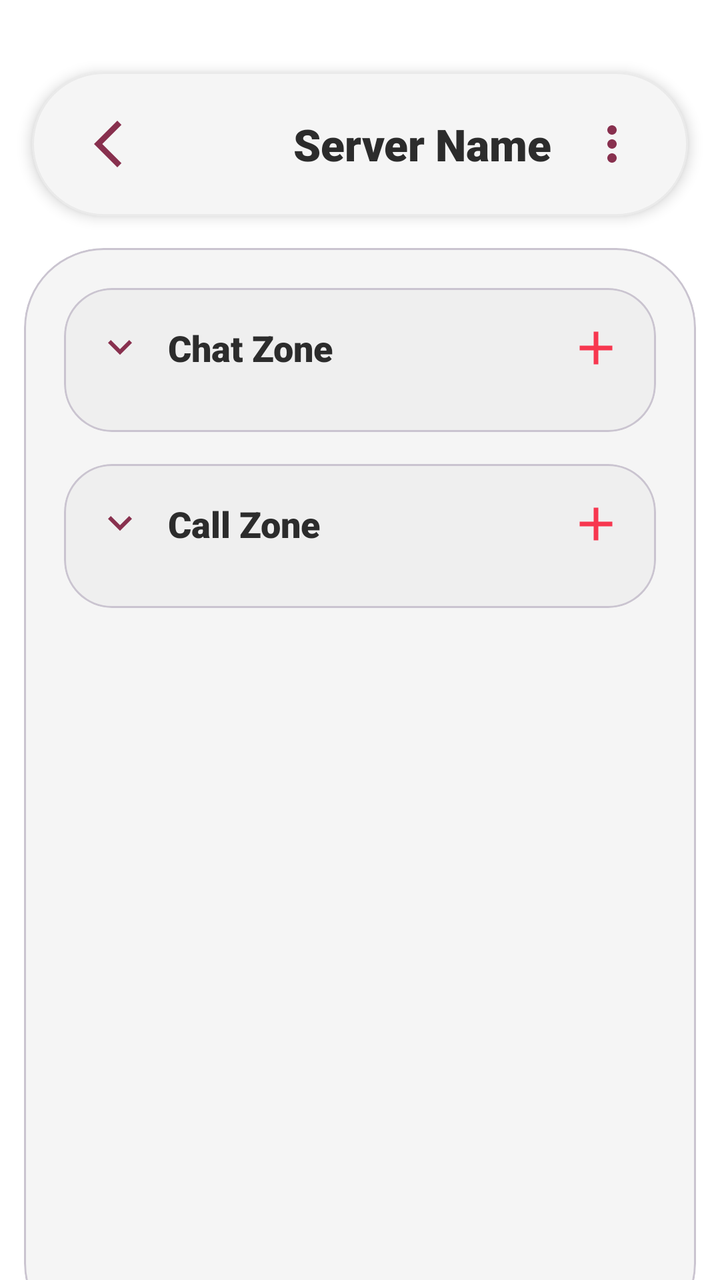
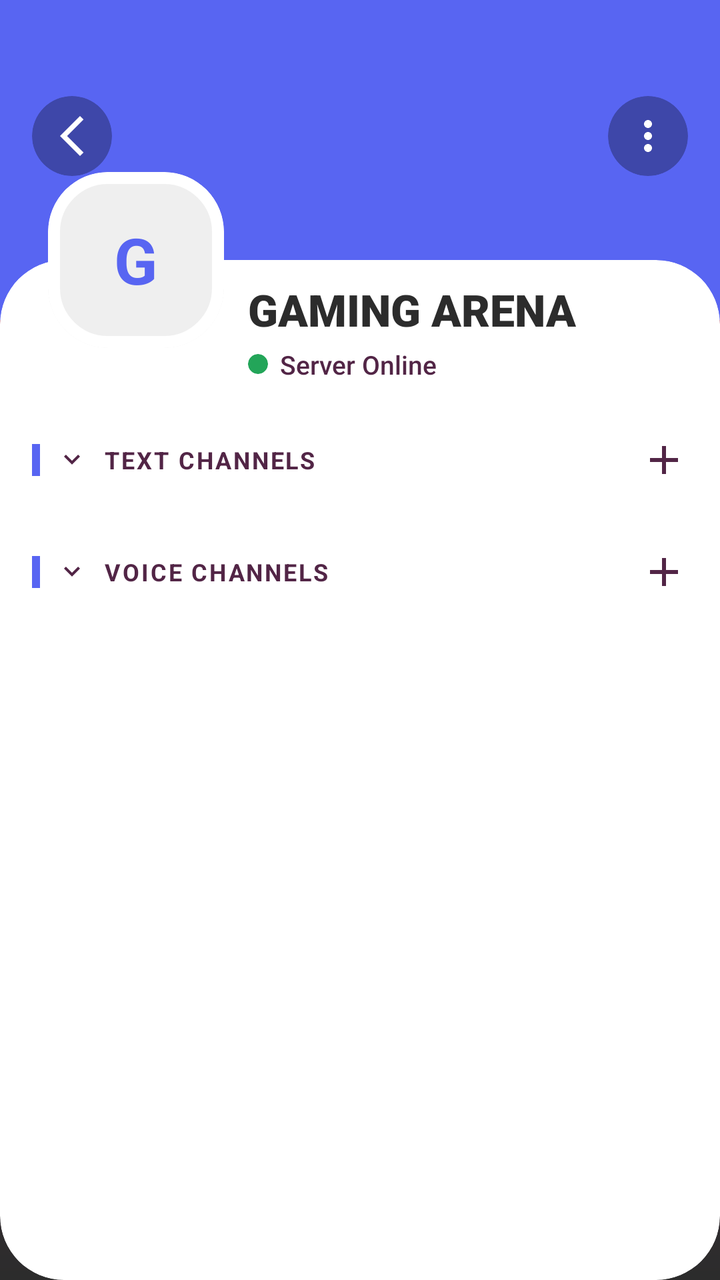

Screens rendered from an Android XML layout before and after an edit, with the pre-edit source and the edit as a unified diff.
<!-- AndroidManifest.xml: application theme Theme.SE114_CallingSystem -->
<!-- res/layout/activity_server_viewer.xml -->
<?xml version="1.0" encoding="utf-8"?>
<RelativeLayout xmlns:android="http://schemas.android.com/apk/res/android"
    xmlns:app="http://schemas.android.com/apk/res-auto"
    android:id="@+id/rootLayout"
    android:layout_width="match_parent"
    android:layout_height="match_parent"
    android:background="@color/bg_primary"
    android:animateLayoutChanges="true">

    <com.google.android.material.card.MaterialCardView
        android:id="@+id/topBar"
        android:layout_width="match_parent"
        android:layout_height="72dp"
        android:layout_marginHorizontal="16dp"
        android:layout_marginTop="36dp"
        android:layout_marginBottom="16dp"
        app:cardBackgroundColor="@color/bg_secondary"
        app:cardCornerRadius="36dp"
        app:cardElevation="4dp"
        app:strokeColor="@color/card_stroke"
        app:strokeWidth="1dp">

        <RelativeLayout
            android:layout_width="match_parent"
            android:layout_height="match_parent"
            android:paddingHorizontal="24dp">

            <ImageView
                android:id="@+id/btnBack"
                android:layout_width="28dp"
                android:layout_height="28dp"
                android:layout_alignParentStart="true"
                android:layout_centerVertical="true"
                android:src="@drawable/icon_backbutton"
                app:tint="@color/icon_tint" />

            <ImageView
                android:id="@+id/btnServerSettings"
                android:layout_width="28dp"
                android:layout_height="28dp"
                android:layout_alignParentEnd="true"
                android:layout_centerVertical="true"
                android:src="@drawable/icon_more_vert"
                app:tint="@color/icon_tint" />

            <TextView
                android:id="@+id/tvServerName"
                android:layout_width="wrap_content"
                android:layout_height="wrap_content"
                android:layout_toStartOf="@id/btnServerSettings"
                android:layout_centerVertical="true"
                android:layout_marginEnd="16dp"
                android:text="Server Name"
                android:textColor="@color/text_primary"
                android:textSize="22sp"
                android:fontFamily="sans-serif-black" />

        </RelativeLayout>
    </com.google.android.material.card.MaterialCardView>

    <com.google.android.material.card.MaterialCardView
        android:id="@+id/mainBackgroundCard"
        android:layout_width="match_parent"
        android:layout_height="match_parent"
        android:layout_below="@id/topBar"
        android:layout_marginHorizontal="12dp"
        android:layout_marginBottom="-32dp"
        app:cardBackgroundColor="@color/bg_secondary"
        app:cardCornerRadius="40dp"
        app:cardElevation="0dp">

        <ScrollView
            android:layout_width="match_parent"
            android:layout_height="match_parent"
            android:fillViewport="true"
            android:scrollbars="none">

            <LinearLayout
                android:layout_width="match_parent"
                android:layout_height="wrap_content"
                android:orientation="vertical"
                android:padding="20dp"
                android:animateLayoutChanges="true">

                <com.google.android.material.card.MaterialCardView
                    android:id="@+id/chatCard"
                    android:layout_width="match_parent"
                    android:layout_height="wrap_content"
                    android:layout_marginBottom="16dp"
                    app:cardBackgroundColor="@color/bg_tertiary"
                    app:cardCornerRadius="24dp"
                    app:cardElevation="0dp">

                    <LinearLayout
                        android:layout_width="match_parent"
                        android:layout_height="wrap_content"
                        android:orientation="vertical"
                        android:padding="16dp"
                        android:animateLayoutChanges="true">

                        <LinearLayout
                            android:layout_width="match_parent"
                            android:layout_height="wrap_content"
                            android:gravity="center_vertical"
                            android:orientation="horizontal">

                            <ImageView
                                android:id="@+id/expandChatZone"
                                android:layout_width="24dp"
                                android:layout_height="24dp"
                                android:src="@drawable/icon_expandbutton"
                                app:tint="@color/icon_tint" />

                            <TextView
                                android:layout_width="0dp"
                                android:layout_height="wrap_content"
                                android:layout_marginStart="12dp"
                                android:layout_weight="1"
                                android:text="Chat Zone"
                                android:textColor="@color/text_primary"
                                android:textSize="18sp"
                                android:fontFamily="sans-serif-black" />

                            <ImageView
                                android:id="@+id/btnAddChannel"
                                android:layout_width="28dp"
                                android:layout_height="28dp"
                                android:background="?attr/selectableItemBackgroundBorderless"
                                android:src="@drawable/icon_add"
                                app:tint="@color/accent" />

                        </LinearLayout>

                        <androidx.recyclerview.widget.RecyclerView
                            android:id="@+id/rvChatChannels"
                            android:layout_width="match_parent"
                            android:layout_height="wrap_content"
                            android:layout_marginTop="12dp"
                            android:visibility="visible" />
                    </LinearLayout>
                </com.google.android.material.card.MaterialCardView>

                <com.google.android.material.card.MaterialCardView
                    android:id="@+id/callCard"
                    android:layout_width="match_parent"
                    android:layout_height="wrap_content"
                    app:cardBackgroundColor="@color/bg_tertiary"
                    app:cardCornerRadius="24dp"
                    app:cardElevation="0dp"
                    android:layout_marginBottom="64dp">

                    <LinearLayout
                        android:layout_width="match_parent"
                        android:layout_height="wrap_content"
                        android:orientation="vertical"
                        android:padding="16dp"
                        android:animateLayoutChanges="true">

                        <LinearLayout
                            android:layout_width="match_parent"
                            android:layout_height="wrap_content"
                            android:gravity="center_vertical"
                            android:orientation="horizontal">

                            <ImageView
                                android:id="@+id/expandCallZone"
                                android:layout_width="24dp"
                                android:layout_height="24dp"
                                android:src="@drawable/icon_expandbutton"
                                app:tint="@color/icon_tint" />

                            <TextView
                                android:layout_width="0dp"
                                android:layout_height="wrap_content"
                                android:layout_marginStart="12dp"
                                android:layout_weight="1"
                                android:text="Call Zone"
                                android:textColor="@color/text_primary"
                                android:textSize="18sp"
                                android:fontFamily="sans-serif-black" />

                            <ImageView
                                android:id="@+id/btnAddCallChannel"
                                android:layout_width="28dp"
                                android:layout_height="28dp"
                                android:background="?attr/selectableItemBackgroundBorderless"
                                android:src="@drawable/icon_add"
                                app:tint="@color/accent" />
                        </LinearLayout>

                        <androidx.recyclerview.widget.RecyclerView
                            android:id="@+id/rvCallChannels"
                            android:layout_width="match_parent"
                            android:layout_height="wrap_content"
                            android:layout_marginTop="12dp"
                            android:visibility="visible" />

                    </LinearLayout>
                </com.google.android.material.card.MaterialCardView>

            </LinearLayout>
        </ScrollView>
    </com.google.android.material.card.MaterialCardView>
</RelativeLayout>
<!-- resources referenced by this layout -->
<resources>
  <color name="accent">#F7374F</color>
  <color name="bg_primary">#FFFFFF</color>
  <color name="bg_secondary">#F5F5F5</color>
  <color name="bg_tertiary">#EFEFEF</color>
  <color name="card_stroke">#EAEAEA</color>
  <color name="icon_tint">#88304E</color>
  <color name="text_primary">#2C2C2C</color>
  <!-- drawable icon_add (drawable) -->
  <vector xmlns:android="http://schemas.android.com/apk/res/android"
      android:width="24dp"
      android:height="24dp"
      android:viewportWidth="960"
      android:viewportHeight="960">
    <path
        android:pathData="M440,520L200,520v-80h240v-240h80v240h240v80L520,520v240h-80v-240Z"
        android:fillColor="#000000"/>
  </vector>
  <!-- drawable icon_backbutton (drawable) -->
  <vector xmlns:android="http://schemas.android.com/apk/res/android"
      android:width="24dp"
      android:height="24dp"
      android:viewportWidth="960"
      android:viewportHeight="960">
    <path
        android:pathData="M640,880 L240,480l400,-400 71,71 -329,329 329,329 -71,71Z"
        android:fillColor="#000000"/>
  </vector>
  <!-- drawable icon_expandbutton (drawable) -->
  <vector xmlns:android="http://schemas.android.com/apk/res/android"
      android:width="24dp"
      android:height="24dp"
      android:viewportWidth="960"
      android:viewportHeight="960">
    <path
        android:pathData="M480,616 L240,376l56,-56 184,184 184,-184 56,56 -240,240Z"
        android:fillColor="#000000"/>
  </vector>
  <!-- drawable icon_more_vert (drawable) -->
  <?xml version="1.0" encoding="utf-8"?>
  <vector xmlns:android="http://schemas.android.com/apk/res/android"
      android:width="24dp"
      android:height="24dp"
      android:viewportWidth="24"
      android:viewportHeight="24">
    <path
        android:fillColor="#FFFFFF"
        android:pathData="M12,8c1.1,0 2,-0.9 2,-2s-0.9,-2 -2,-2 -2,0.9 -2,2 0.9,2 2,2zM12,10c-1.1,0 -2,0.9 -2,2s0.9,2 2,2 2,-0.9 2,-2 -0.9,-2 -2,-2zM12,16c-1.1,0 -2,0.9 -2,2s0.9,2 2,2 2,-0.9 2,-2 -0.9,-2 -2,-2z"/>
  </vector>
  <style name="Theme.SE114_CallingSystem" parent="Base.Theme.SE114_CallingSystem" />
  <style name="Base.Theme.SE114_CallingSystem" parent="Theme.Material3.DayNight.NoActionBar">
          <item name="colorPrimary">@color/accent</item>
          <item name="colorOnPrimary">@color/text_on_accent</item>
          <item name="colorSecondary">@color/accent_light</item>
          <item name="android:windowBackground">@color/bg_primary</item>
          <item name="android:statusBarColor">@color/bg_primary</item>
          <item name="android:navigationBarColor">@color/bg_primary</item>
      </style>
  <color name="text_on_accent">#FFFFFF</color>
  <color name="accent_light">#FF6B7A</color>
</resources>

<!-- the commit's change to res/layout/activity_server_viewer.xml (unified diff, before → after) -->
@@ -4,201 +4,239 @@
     android:id="@+id/rootLayout"
     android:layout_width="match_parent"
     android:layout_height="match_parent"
-    android:background="@color/bg_primary"
-    android:animateLayoutChanges="true">
-
-    <com.google.android.material.card.MaterialCardView
-        android:id="@+id/topBar"
+    android:background="@drawable/bg_gradient_gamer">
+
+    <ScrollView
         android:layout_width="match_parent"
-        android:layout_height="72dp"
-        android:layout_marginHorizontal="16dp"
-        android:layout_marginTop="36dp"
-        android:layout_marginBottom="16dp"
-        app:cardBackgroundColor="@color/bg_secondary"
-        app:cardCornerRadius="36dp"
-        app:cardElevation="4dp"
-        app:strokeColor="@color/card_stroke"
-        app:strokeWidth="1dp">
+        android:layout_height="match_parent"
+        android:fillViewport="true"
+        android:scrollbars="none">
 
         <RelativeLayout
             android:layout_width="match_parent"
-            android:layout_height="match_parent"
-            android:paddingHorizontal="24dp">
-
-            <ImageView
-                android:id="@+id/btnBack"
-                android:layout_width="28dp"
-                android:layout_height="28dp"
-                android:layout_alignParentStart="true"
-                android:layout_centerVertical="true"
-                android:src="@drawable/icon_backbutton"
-                app:tint="@color/icon_tint" />
-
-            <ImageView
-                android:id="@+id/btnServerSettings"
-                android:layout_width="28dp"
-                android:layout_height="28dp"
-                android:layout_alignParentEnd="true"
-                android:layout_centerVertical="true"
-                android:src="@drawable/icon_more_vert"
-                app:tint="@color/icon_tint" />
-
-            <TextView
-                android:id="@+id/tvServerName"
-                android:layout_width="wrap_content"
-                android:layout_height="wrap_content"
-                android:layout_toStartOf="@id/btnServerSettings"
-                android:layout_centerVertical="true"
-                android:layout_marginEnd="16dp"
-                android:text="Server Name"
-                android:textColor="@color/text_primary"
-                android:textSize="22sp"
-                android:fontFamily="sans-serif-black" />
-
-        </RelativeLayout>
-    </com.google.android.material.card.MaterialCardView>
-
-    <com.google.android.material.card.MaterialCardView
-        android:id="@+id/mainBackgroundCard"
-        android:layout_width="match_parent"
-        android:layout_height="match_parent"
-        android:layout_below="@id/topBar"
-        android:layout_marginHorizontal="12dp"
-        android:layout_marginBottom="-32dp"
-        app:cardBackgroundColor="@color/bg_secondary"
-        app:cardCornerRadius="40dp"
-        app:cardElevation="0dp">
-
-        <ScrollView
+            android:layout_height="wrap_content">
+
+            <View
+                android:id="@+id/serverBanner"
+                android:layout_width="match_parent"
+                android:layout_height="160dp"
+                android:background="#5865F2" /> <com.google.android.material.card.MaterialCardView
             android:layout_width="match_parent"
             android:layout_height="match_parent"
-            android:fillViewport="true"
-            android:scrollbars="none">
+            android:layout_marginTop="130dp"
+            app:cardBackgroundColor="@color/bg_primary"
+            app:cardCornerRadius="32dp"
+            app:cardElevation="0dp"
+            app:strokeWidth="0dp">
 
             <LinearLayout
                 android:layout_width="match_parent"
                 android:layout_height="wrap_content"
                 android:orientation="vertical"
-                android:padding="20dp"
-                android:animateLayoutChanges="true">
-
-                <com.google.android.material.card.MaterialCardView
-                    android:id="@+id/chatCard"
-                    android:layout_width="match_parent"
-                    android:layout_height="wrap_content"
-                    android:layout_marginBottom="16dp"
-                    app:cardBackgroundColor="@color/bg_tertiary"
-                    app:cardCornerRadius="24dp"
-                    app:cardElevation="0dp">
-
-                    <LinearLayout
-                        android:layout_width="match_parent"
+                android:paddingHorizontal="16dp"
+                android:paddingTop="72dp"
+                android:paddingBottom="40dp">
+
+                <LinearLayout
+                    android:layout_width="match_parent"
+                    android:layout_height="wrap_content"
+                    android:gravity="center_vertical"
+                    android:orientation="horizontal"
+                    android:layout_marginBottom="8dp"
+                    android:layout_marginTop="16dp">
+
+                    <View
+                        android:id="@+id/chatNeonStrip"
+                        android:layout_width="4dp"
+                        android:layout_height="16dp"
+                        android:layout_marginEnd="8dp"
+                        android:background="#5865F2" />
+
+                    <ImageView
+                        android:id="@+id/expandChatZone"
+                        android:layout_width="16dp"
+                        android:layout_height="16dp"
+                        android:src="@drawable/icon_expandbutton"
+                        app:tint="@color/text_secondary" />
+
+                    <TextView
+                        android:layout_width="0dp"
                         android:layout_height="wrap_content"
-                        android:orientation="vertical"
-                        android:padding="16dp"
-                        android:animateLayoutChanges="true">
-
-                        <LinearLayout
-                            android:layout_width="match_parent"
-                            android:layout_height="wrap_content"
-                            android:gravity="center_vertical"
-                            android:orientation="horizontal">
-
-                            <ImageView
-                                android:id="@+id/expandChatZone"
-                                android:layout_width="24dp"
-                                android:layout_height="24dp"
-                                android:src="@drawable/icon_expandbutton"
-                                app:tint="@color/icon_tint" />
-
-                            <TextView
-                                android:layout_width="0dp"
-                                android:layout_height="wrap_content"
-                                android:layout_marginStart="12dp"
-                                android:layout_weight="1"
-                                android:text="Chat Zone"
-                                android:textColor="@color/text_primary"
-                                android:textSize="18sp"
-                                android:fontFamily="sans-serif-black" />
-
-                            <ImageView
-                                android:id="@+id/btnAddChannel"
-                                android:layout_width="28dp"
-                                android:layout_height="28dp"
-                                android:background="?attr/selectableItemBackgroundBorderless"
-                                android:src="@drawable/icon_add"
-                                app:tint="@color/accent" />
-
-                        </LinearLayout>
-
-                        <androidx.recyclerview.widget.RecyclerView
-                            android:id="@+id/rvChatChannels"
-                            android:layout_width="match_parent"
-                            android:layout_height="wrap_content"
-                            android:layout_marginTop="12dp"
-                            android:visibility="visible" />
-                    </LinearLayout>
-                </com.google.android.material.card.MaterialCardView>
-
-                <com.google.android.material.card.MaterialCardView
-                    android:id="@+id/callCard"
-                    android:layout_width="match_parent"
-                    android:layout_height="wrap_content"
-                    app:cardBackgroundColor="@color/bg_tertiary"
-                    app:cardCornerRadius="24dp"
-                    app:cardElevation="0dp"
-                    android:layout_marginBottom="64dp">
-
-                    <LinearLayout
-                        android:layout_width="match_parent"
+                        android:layout_marginStart="8dp"
+                        android:layout_weight="1"
+                        android:text="TEXT CHANNELS"
+                        android:textAllCaps="true"
+                        android:letterSpacing="0.08"
+                        android:textColor="@color/text_secondary"
+                        android:textSize="12sp"
+                        android:textStyle="bold" />
+
+                    <ImageView
+                        android:id="@+id/btnAddChannel"
+                        android:layout_width="24dp"
+                        android:layout_height="24dp"
+                        android:background="?attr/selectableItemBackgroundBorderless"
+                        android:src="@drawable/icon_add"
+                        app:tint="@color/text_secondary" />
+                </LinearLayout>
+
+                <androidx.recyclerview.widget.RecyclerView
+                    android:id="@+id/rvChatChannels"
+                    android:layout_width="match_parent"
+                    android:layout_height="wrap_content" />
+
+                <LinearLayout
+                    android:layout_width="match_parent"
+                    android:layout_height="wrap_content"
+                    android:gravity="center_vertical"
+                    android:orientation="horizontal"
+                    android:layout_marginBottom="8dp"
+                    android:layout_marginTop="24dp">
+
+                    <View
+                        android:id="@+id/callNeonStrip"
+                        android:layout_width="4dp"
+                        android:layout_height="16dp"
+                        android:layout_marginEnd="8dp"
+                        android:background="#5865F2" />
+
+                    <ImageView
+                        android:id="@+id/expandCallZone"
+                        android:layout_width="16dp"
+                        android:layout_height="16dp"
+                        android:src="@drawable/icon_expandbutton"
+                        app:tint="@color/text_secondary" />
+
+                    <TextView
+                        android:layout_width="0dp"
                         android:layout_height="wrap_content"
-                        android:orientation="vertical"
-                        android:padding="16dp"
-                        android:animateLayoutChanges="true">
-
-                        <LinearLayout
-                            android:layout_width="match_parent"
-                            android:layout_height="wrap_content"
-                            android:gravity="center_vertical"
-                            android:orientation="horizontal">
-
-                            <ImageView
-                                android:id="@+id/expandCallZone"
-                                android:layout_width="24dp"
-                                android:layout_height="24dp"
-                                android:src="@drawable/icon_expandbutton"
-                                app:tint="@color/icon_tint" />
-
-                            <TextView
-                                android:layout_width="0dp"
-                                android:layout_height="wrap_content"
-                                android:layout_marginStart="12dp"
-                                android:layout_weight="1"
-                                android:text="Call Zone"
-                                android:textColor="@color/text_primary"
-                                android:textSize="18sp"
-                                android:fontFamily="sans-serif-black" />
-
-                            <ImageView
-                                android:id="@+id/btnAddCallChannel"
-                                android:layout_width="28dp"
-                                android:layout_height="28dp"
-                                android:background="?attr/selectableItemBackgroundBorderless"
-                                android:src="@drawable/icon_add"
-                                app:tint="@color/accent" />
-                        </LinearLayout>
-
-                        <androidx.recyclerview.widget.RecyclerView
-                            android:id="@+id/rvCallChannels"
-                            android:layout_width="match_parent"
-                            android:layout_height="wrap_content"
-                            android:layout_marginTop="12dp"
-                            android:visibility="visible" />
-
-                    </LinearLayout>
-                </com.google.android.material.card.MaterialCardView>
+                        android:layout_marginStart="8dp"
+                        android:layout_weight="1"
+                        android:text="VOICE CHANNELS"
+                        android:textAllCaps="true"
+                        android:letterSpacing="0.08"
+                        android:textColor="@color/text_secondary"
+                        android:textSize="12sp"
+                        android:textStyle="bold" />
+
+                    <ImageView
+                        android:id="@+id/btnAddCallChannel"
+                        android:layout_width="24dp"
+                        android:layout_height="24dp"
+                        android:background="?attr/selectableItemBackgroundBorderless"
+                        android:src="@drawable/icon_add"
+                        app:tint="@color/text_secondary" />
+                </LinearLayout>
+
+                <androidx.recyclerview.widget.RecyclerView
+                    android:id="@+id/rvCallChannels"
+                    android:layout_width="match_parent"
+                    android:layout_height="wrap_content" />
 
             </LinearLayout>
-        </ScrollView>
+        </com.google.android.material.card.MaterialCardView>
+
+            <com.google.android.material.card.MaterialCardView
+                android:id="@+id/serverAvatarCard"
+                android:layout_width="88dp"
+                android:layout_height="88dp"
+                android:layout_marginStart="24dp"
+                android:layout_marginTop="86dp"
+                app:cardBackgroundColor="@color/bg_tertiary"
+                app:cardCornerRadius="30dp"
+                app:cardElevation="0dp"
+                app:strokeColor="@color/bg_primary"
+                app:strokeWidth="6dp"> <TextView
+                android:id="@+id/tvAvatarLetter"
+                android:layout_width="wrap_content"
+                android:layout_height="wrap_content"
+                android:layout_gravity="center"
+                android:text="G"
+                android:textColor="#5865F2"
+                android:textSize="32sp"
+                android:textStyle="bold" />
+            </com.google.android.material.card.MaterialCardView>
+
+            <LinearLayout
+                android:layout_width="wrap_content"
+                android:layout_height="wrap_content"
+                android:layout_toEndOf="@id/serverAvatarCard"
+                android:layout_marginTop="140dp"
+                android:layout_marginStart="12dp"
+                android:orientation="vertical">
+
+                <TextView
+                    android:id="@+id/tvServerName"
+                    android:layout_width="wrap_content"
+                    android:layout_height="wrap_content"
+                    android:text="GAMING ARENA"
+                    android:textColor="@color/text_primary"
+                    android:textSize="22sp"
+                    android:fontFamily="sans-serif-black" />
+
+                <LinearLayout
+                    android:layout_width="wrap_content"
+                    android:layout_height="wrap_content"
+                    android:gravity="center_vertical"
+                    android:orientation="horizontal"
+                    android:layout_marginTop="4dp">
+
+                    <com.google.android.material.card.MaterialCardView
+                        android:layout_width="10dp"
+                        android:layout_height="10dp"
+                        app:cardBackgroundColor="#23A559"
+                        app:cardCornerRadius="5dp"
+                        app:strokeWidth="0dp"/>
+
+                    <TextView
+                        android:layout_width="wrap_content"
+                        android:layout_height="wrap_content"
+                        android:layout_marginStart="6dp"
+                        android:text="Server Online"
+                        android:textColor="@color/text_secondary"
+                        android:textSize="13sp"
+                        android:fontFamily="sans-serif-medium" />
+                </LinearLayout>
+            </LinearLayout>
+
+        </RelativeLayout>
+    </ScrollView>
+
+    <com.google.android.material.card.MaterialCardView
+        android:layout_width="40dp"
+        android:layout_height="40dp"
+        android:layout_marginTop="48dp"
+        android:layout_marginStart="16dp"
+        app:cardBackgroundColor="#4D000000"
+        app:cardCornerRadius="20dp"
+        app:strokeWidth="0dp">
+
+        <ImageView
+            android:id="@+id/btnBack"
+            android:layout_width="24dp"
+            android:layout_height="24dp"
+            android:layout_gravity="center"
+            android:src="@drawable/icon_backbutton"
+            app:tint="#FFFFFF" />
     </com.google.android.material.card.MaterialCardView>
+
+    <com.google.android.material.card.MaterialCardView
+        android:layout_width="40dp"
+        android:layout_height="40dp"
+        android:layout_marginTop="48dp"
+        android:layout_alignParentEnd="true"
+        android:layout_marginEnd="16dp"
+        app:cardBackgroundColor="#4D000000"
+        app:cardCornerRadius="20dp"
+        app:strokeWidth="0dp">
+
+        <ImageView
+            android:id="@+id/btnServerSettings"
+            android:layout_width="24dp"
+            android:layout_height="24dp"
+            android:layout_gravity="center"
+            android:src="@drawable/icon_more_vert"
+            app:tint="#FFFFFF" />
+    </com.google.android.material.card.MaterialCardView>
+
 </RelativeLayout>
<!-- resource entries referenced after the edit -->
@@ -2,11 +2,21 @@
 <resources>
   <color name="accent">#F7374F</color>
   <color name="bg_primary">#FFFFFF</color>
-  <color name="bg_secondary">#F5F5F5</color>
   <color name="bg_tertiary">#EFEFEF</color>
-  <color name="card_stroke">#EAEAEA</color>
-  <color name="icon_tint">#88304E</color>
   <color name="text_primary">#2C2C2C</color>
+  <color name="text_secondary">#522546</color>
+  <!-- drawable bg_gradient_gamer (drawable) -->
+  <?xml version="1.0" encoding="utf-8"?>
+  <shape xmlns:android="http://schemas.android.com/apk/res/android"
+      android:shape="rectangle">
+  
+      <gradient
+          android:angle="270"
+          android:startColor="#F7374F"
+          android:centerColor="#522546"
+          android:endColor="#2C2C2C"
+          android:type="linear" />
+  </shape>
   <!-- drawable icon_add (drawable) -->
   <vector xmlns:android="http://schemas.android.com/apk/res/android"
       android:width="24dp"
